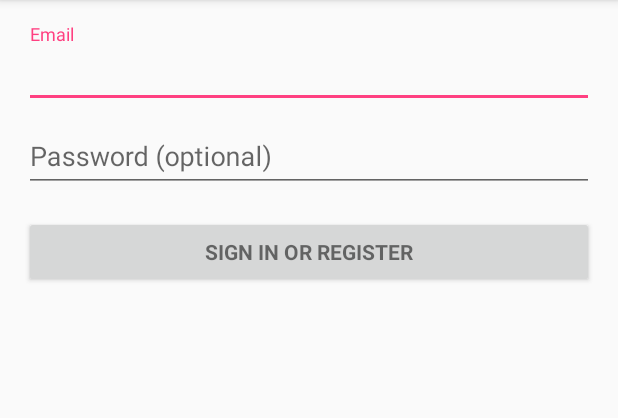
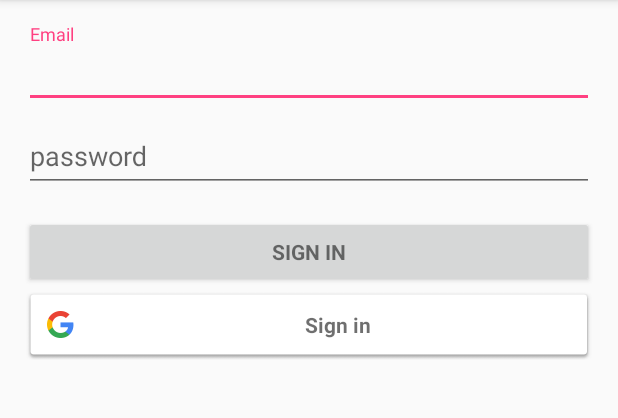
Before and after one commit to dawonu/Bringo, an Android app: the screen it shows after launch (LoginActivity), on a phone screen of 412 x 824 dp, the part 84-502 px from its top. Run offline under Robolectric (Android 15) with nearby library versions, the phone set to English and light mode, and no system bars; 2 statements that could not run were skipped.

Commit message:
add sign in page and google+ log in

```diff
--- a/Bringo/app/build.gradle
+++ b/Bringo/app/build.gradle
@@ -27,5 +27,8 @@ dependencies {
     compile 'com.android.support:appcompat-v7:25.1.1'
     compile 'com.android.support:design:25.1.1'
     compile 'com.android.support.constraint:constraint-layout:1.0.2'
+    compile 'com.google.android.gms:play-services-auth:9.8.0'
     testCompile 'junit:junit:4.12'
 }
+
+apply plugin: 'com.google.gms.google-services'
--- a/Bringo/app/src/main/java/com/example/bringo/LoginActivity.java
+++ b/Bringo/app/src/main/java/com/example/bringo/LoginActivity.java
@@ -3,6 +3,7 @@ package com.example.bringo;
 import android.animation.Animator;
 import android.animation.AnimatorListenerAdapter;
 import android.annotation.TargetApi;
+import android.content.Intent;
 import android.content.pm.PackageManager;
 import android.support.annotation.NonNull;
 import android.support.design.widget.Snackbar;
@@ -28,6 +29,14 @@ import android.widget.AutoCompleteTextView;
 import android.widget.Button;
 import android.widget.EditText;
 import android.widget.TextView;
+import android.widget.Toast;
+
+import com.google.android.gms.auth.api.Auth;
+import com.google.android.gms.auth.api.signin.GoogleSignInAccount;
+import com.google.android.gms.auth.api.signin.GoogleSignInOptions;
+import com.google.android.gms.auth.api.signin.GoogleSignInResult;
+import com.google.android.gms.common.ConnectionResult;
+import com.google.android.gms.common.api.GoogleApiClient;
 
 import java.util.ArrayList;
 import java.util.List;
@@ -37,8 +46,8 @@ import static android.Manifest.permission.READ_CONTACTS;
 /**
  * A login screen that offers login via email/password.
  */
-public class LoginActivity extends AppCompatActivity implements LoaderCallbacks<Cursor> {
-
+public class LoginActivity extends AppCompatActivity implements LoaderCallbacks<Cursor>, GoogleApiClient.OnConnectionFailedListener {
+    private int RC_SIGN_IN = 100;
     /**
      * Id to identity READ_CONTACTS permission request.
      */
@@ -61,6 +70,7 @@ public class LoginActivity extends AppCompatActivity implements LoaderCallbacks<
     private EditText mPasswordView;
     private View mProgressView;
     private View mLoginFormView;
+    private GoogleApiClient mGoogleApiClient;
 
     @Override
     protected void onCreate(Bundle savedInstanceState) {
@@ -92,6 +102,50 @@ public class LoginActivity extends AppCompatActivity implements LoaderCallbacks<
 
         mLoginFormView = findViewById(R.id.login_form);
         mProgressView = findViewById(R.id.login_progress);
+
+        GoogleSignInOptions gso = new GoogleSignInOptions.Builder(GoogleSignInOptions.DEFAULT_SIGN_IN)
+                .requestEmail()
+                .build();
+        mGoogleApiClient = new GoogleApiClient.Builder(this)
+                .enableAutoManage(this /* FragmentActivity */, this /* OnConnectionFailedListener */)
+                .addApi(Auth.GOOGLE_SIGN_IN_API, gso)
+                .build();
+
+        findViewById(R.id.sign_in_button).setOnClickListener(new OnClickListener() {
+            @Override
+            public void onClick(View view) {
+                Intent signInIntent = Auth.GoogleSignInApi.getSignInIntent(mGoogleApiClient);
+                startActivityForResult(signInIntent, RC_SIGN_IN);
+            }
+        });
+    }
+
+    @Override
+    public void onActivityResult(int requestCode, int resultCode, Intent data) {
+        super.onActivityResult(requestCode, resultCode, data);
+        //If signin
+        if (requestCode == RC_SIGN_IN) {
+            GoogleSignInResult result = Auth.GoogleSignInApi.getSignInResultFromIntent(data);
+            //Calling a new function to handle signin
+            handleSignInResult(result);
+        }
+    }
+
+    //After the signing we are calling this function
+    private void handleSignInResult(GoogleSignInResult result) {
+        //If the login succeed
+        if (result.isSuccess()) {
+            //Getting google account
+            GoogleSignInAccount acct = result.getSignInAccount();
+
+            //Displaying name and email
+            mEmailView.setText(acct.getDisplayName());
+            mPasswordView.setText(acct.getEmail());
+
+        } else {
+            //If login fails
+            Toast.makeText(this, "Login Failed", Toast.LENGTH_LONG).show();
+        }
     }
 
     private void populateAutoComplete() {
@@ -188,15 +242,14 @@ public class LoginActivity extends AppCompatActivity implements LoaderCallbacks<
             mAuthTask = new UserLoginTask(email, password);
             mAuthTask.execute((Void) null);
         }
+
     }
 
     private boolean isEmailValid(String email) {
-        //TODO: Replace this with your own logic
         return email.contains("@");
     }
 
     private boolean isPasswordValid(String password) {
-        //TODO: Replace this with your own logic
         return password.length() > 4;
     }
 
@@ -279,6 +332,11 @@ public class LoginActivity extends AppCompatActivity implements LoaderCallbacks<
         mEmailView.setAdapter(adapter);
     }
 
+    @Override
+    public void onConnectionFailed(@NonNull ConnectionResult connectionResult) {
+
+    }
+
 
     private interface ProfileQuery {
         String[] PROJECTION = {
--- a/Bringo/app/src/main/res/layout/activity_login.xml
+++ b/Bringo/app/src/main/res/layout/activity_login.xml
@@ -40,8 +40,7 @@
                     android:layout_height="wrap_content"
                     android:hint="@string/prompt_email"
                     android:inputType="textEmailAddress"
-                    android:maxLines="1"
-                    android:singleLine="true" />
+                    android:maxLines="1" />
 
             </android.support.design.widget.TextInputLayout>
 
@@ -53,13 +52,12 @@
                     android:id="@+id/password"
                     android:layout_width="match_parent"
                     android:layout_height="wrap_content"
-                    android:hint="@string/prompt_password"
+                    android:hint="password"
                     android:imeActionId="@+id/login"
                     android:imeActionLabel="@string/action_sign_in_short"
                     android:imeOptions="actionUnspecified"
                     android:inputType="textPassword"
-                    android:maxLines="1"
-                    android:singleLine="true" />
+                    android:maxLines="1"/>
 
             </android.support.design.widget.TextInputLayout>
 
@@ -69,8 +67,13 @@
                 android:layout_width="match_parent"
                 android:layout_height="wrap_content"
                 android:layout_marginTop="16dp"
-                android:text="@string/action_sign_in"
+                android:text="Sign in"
                 android:textStyle="bold" />
+
+            <com.google.android.gms.common.SignInButton
+                android:id="@+id/sign_in_button"
+                android:layout_width="match_parent"
+                android:layout_height="wrap_content" />
 
         </LinearLayout>
     </ScrollView>
--- a/Bringo/build.gradle
+++ b/Bringo/build.gradle
@@ -6,6 +6,7 @@ buildscript {
     }
     dependencies {
         classpath 'com.android.tools.build:gradle:2.2.3'
+        classpath 'com.google.gms:google-services:3.0.0'
 
         // NOTE: Do not place your application dependencies here; they belong
         // in the individual module build.gradle files
```
Also changed, not shown: 1 other file.
